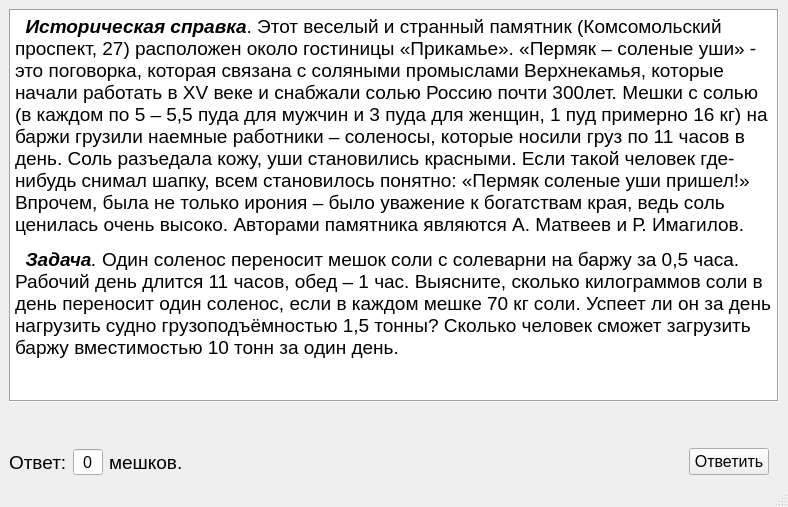
First picture: the form in ThirdTaskWindow.ui, repository VladZuykin/quest, before the edit.
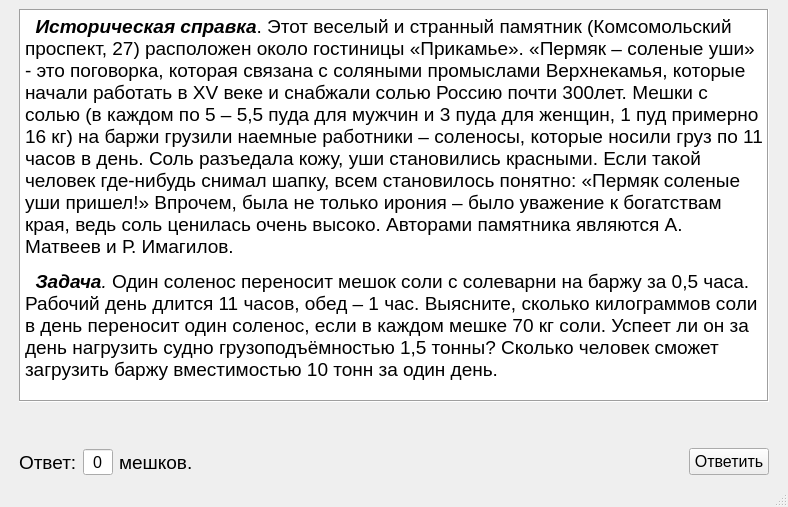
Second picture: the form after the edit.

Commit message: Доделано всё but maps, исправлены ui files

What changed in the file:
```diff
--- a/ThirdTaskWindow.ui
+++ b/ThirdTaskWindow.ui
@@ -16,6 +16,24 @@
   <widget class="QWidget" name="centralwidget">
    <layout class="QVBoxLayout" name="verticalLayout">
     <item>
+     <layout class="QHBoxLayout" name="horizontalLayout_2">
+      <item>
+       <spacer name="horizontalSpacer_3">
+        <property name="orientation">
+         <enum>Qt::Horizontal</enum>
+        </property>
+        <property name="sizeType">
+         <enum>QSizePolicy::Fixed</enum>
+        </property>
+        <property name="sizeHint" stdset="0">
+         <size>
+          <width>10</width>
+          <height>20</height>
+         </size>
+        </property>
+       </spacer>
+      </item>
+      <item>
      <widget class="QTextBrowser" name="textBrowser">
       <property name="frameShape">
        <enum>QFrame::Box</enum>
@@ -31,6 +49,24 @@
      </widget>
     </item>
     <item>
+       <spacer name="horizontalSpacer_4">
+        <property name="orientation">
+         <enum>Qt::Horizontal</enum>
+        </property>
+        <property name="sizeType">
+         <enum>QSizePolicy::Fixed</enum>
+        </property>
+        <property name="sizeHint" stdset="0">
+         <size>
+          <width>10</width>
+          <height>20</height>
+         </size>
+        </property>
+       </spacer>
+      </item>
+     </layout>
+    </item>
+    <item>
      <spacer name="verticalSpacer">
       <property name="orientation">
        <enum>Qt::Vertical</enum>
@@ -48,6 +84,22 @@
     </item>
     <item>
      <layout class="QHBoxLayout" name="horizontalLayout">
+      <item>
+       <spacer name="horizontalSpacer_5">
+        <property name="orientation">
+         <enum>Qt::Horizontal</enum>
+        </property>
+        <property name="sizeType">
+         <enum>QSizePolicy::Fixed</enum>
+        </property>
+        <property name="sizeHint" stdset="0">
+         <size>
+          <width>10</width>
+          <height>20</height>
+         </size>
+        </property>
+       </spacer>
+      </item>
       <item>
        <widget class="QLabel" name="label">
         <property name="font">
```
Lines whose indentation alone changed are shown as unchanged. The commit also changes 7 other files.
